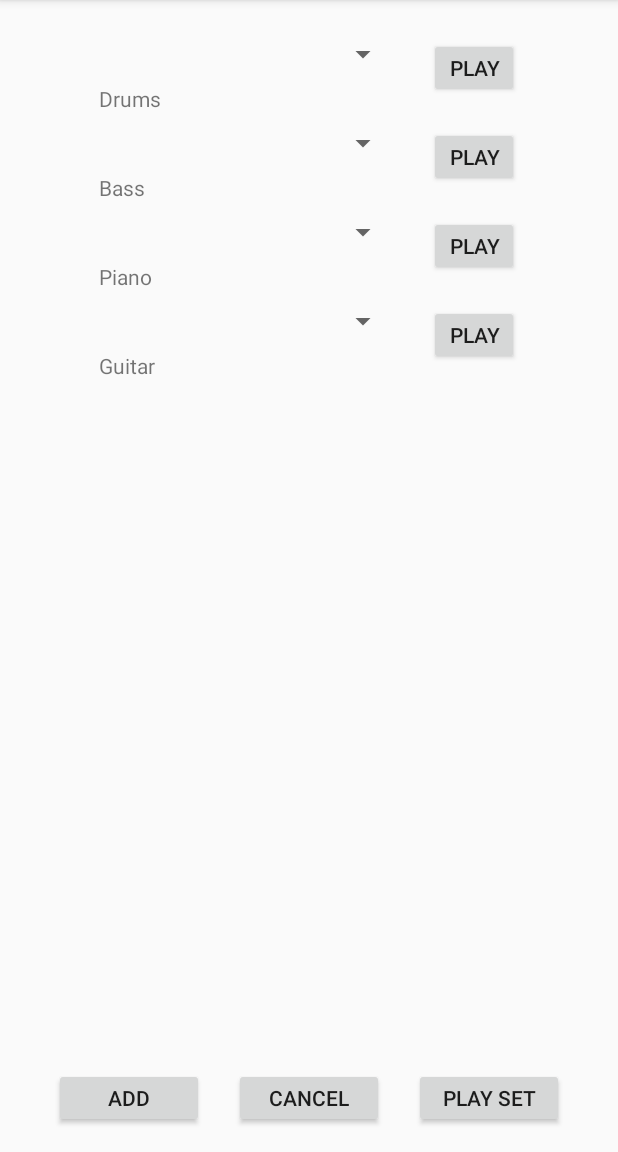
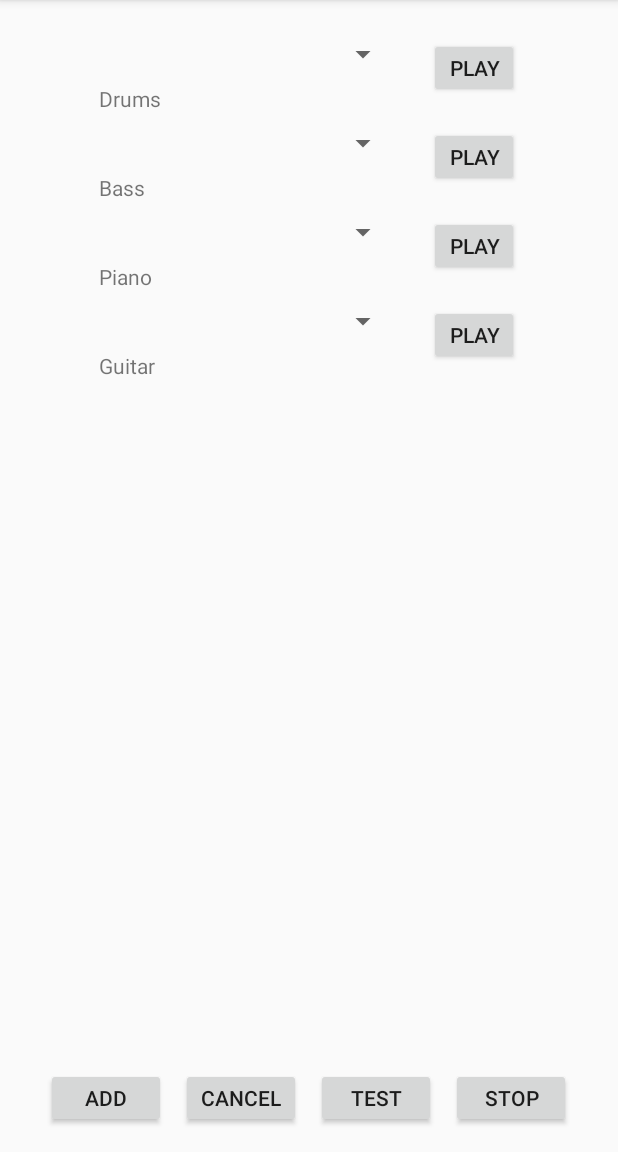
Before and after one commit to elcodyloco/cs246_MusicPlayer, an Android app: the Compose screen opened directly, with no data from a screen before it, on a phone screen of 412 x 824 dp, the part 84-1236 px from its top. Run offline under Robolectric (Android 15) with nearby library versions, the phone set to English and light mode, and no system bars.

Commit message:
complete xml add Set class

```diff
--- a/app/src/main/res/layout/activity_compose.xml
+++ b/app/src/main/res/layout/activity_compose.xml
@@ -129,19 +129,28 @@
         android:layout_gravity="bottom">
 
         <Button
-            android:layout_width="100dp"
+            android:layout_width="80dp"
             android:layout_height="40dp"
-            android:text="Add"/>
+            android:text="Add"
+            android:onClick="add"/>
         <Button
-            android:layout_width="100dp"
+            android:layout_width="80dp"
             android:layout_height="40dp"
-            android:layout_marginLeft="20dp"
-            android:layout_marginRight="20dp"
-            android:text="Cancel"/>
+            android:layout_marginLeft="10dp"
+            android:layout_marginRight="10dp"
+            android:text="Cancel"
+            android:onClick="cancel"/>
         <Button
-            android:layout_width="100dp"
+            android:layout_width="80dp"
             android:layout_height="40dp"
-            android:text="Play Set"/>
+            android:layout_marginRight="10dp"
+            android:text="Test"
+            android:onClick="test"/>
+        <Button
+            android:layout_width="80dp"
+            android:layout_height="40dp"
+            android:text="stop"
+            android:onClick="stop"/>
 
     </LinearLayout>
 
```
Also changed, not shown: app/src/main/java/com/marksinventions/project/Compose.java (+13 -0 lines), app/src/main/java/com/marksinventions/project/MainActivity.java (+19 -0 lines), app/src/main/java/com/marksinventions/project/Set.java (added, +17 -0 lines), app/src/main/res/layout/activity_main.xml (+29 -13 lines).
